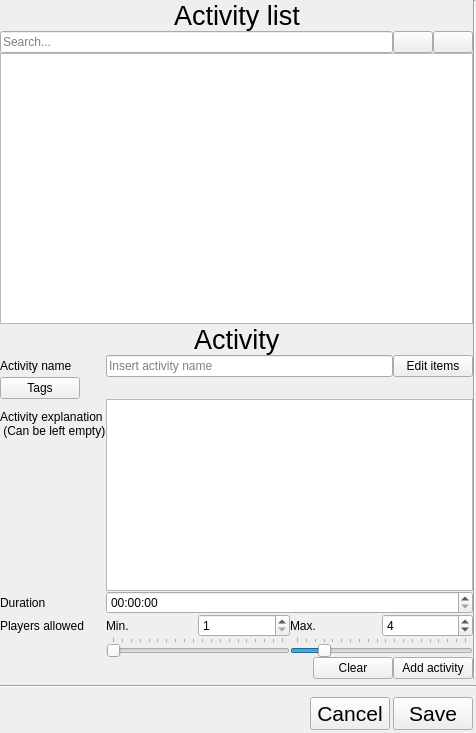
Above: mngactivity.ui from glennnys/Decided before the change. Below: the same form after it.
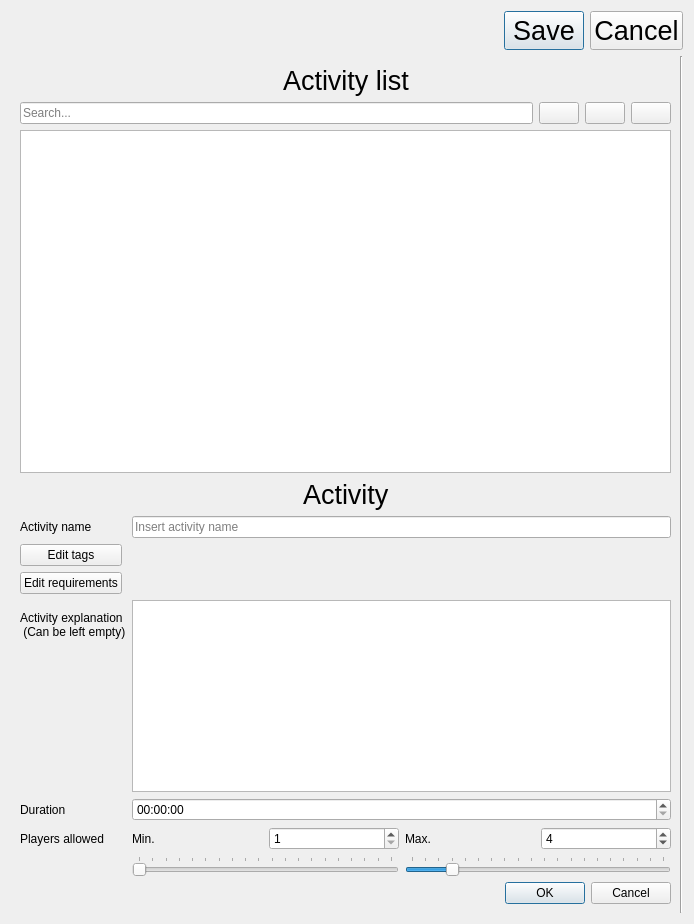
That is the form after the change. Icons and pictures are not drawn.

Diff of the .ui file:
```diff
--- a/mngactivity.ui
+++ b/mngactivity.ui
@@ -6,26 +6,26 @@
    <rect>
     <x>0</x>
     <y>0</y>
-    <width>476</width>
-    <height>733</height>
+    <width>694</width>
+    <height>924</height>
    </rect>
   </property>
   <property name="windowTitle">
    <string>Form</string>
   </property>
-  <layout class="QVBoxLayout" name="verticalLayout_2">
-   <property name="leftMargin">
-    <number>0</number>
-   </property>
-   <property name="topMargin">
-    <number>0</number>
-   </property>
-   <property name="rightMargin">
-    <number>0</number>
-   </property>
-   <property name="bottomMargin">
-    <number>0</number>
-   </property>
+  <layout class="QVBoxLayout" name="verticalLayout_3">
+   <item>
+    <widget class="QDialogButtonBox" name="saveCancelAllBtns">
+     <property name="font">
+      <font>
+       <pointsize>20</pointsize>
+      </font>
+     </property>
+     <property name="standardButtons">
+      <set>QDialogButtonBox::StandardButton::Cancel|QDialogButtonBox::StandardButton::Save</set>
+     </property>
+    </widget>
+   </item>
    <item>
     <layout class="QHBoxLayout" name="editWindowLayout">
      <property name="spacing">
@@ -34,21 +34,6 @@
      <item>
       <widget class="QWidget" name="activity_widget" native="true">
        <layout class="QVBoxLayout" name="verticalLayout">
-        <property name="spacing">
-         <number>0</number>
-        </property>
-        <property name="leftMargin">
-         <number>0</number>
-        </property>
-        <property name="topMargin">
-         <number>0</number>
-        </property>
-        <property name="rightMargin">
-         <number>0</number>
-        </property>
-        <property name="bottomMargin">
-         <number>0</number>
-        </property>
         <item>
          <layout class="QHBoxLayout" name="horizontalLayout_20">
           <item>
@@ -116,6 +101,19 @@
             </property>
            </widget>
           </item>
+          <item>
+           <widget class="QPushButton" name="editBtn">
+            <property name="toolTip">
+             <string>Edit last selected activity</string>
+            </property>
+            <property name="text">
+             <string/>
+            </property>
+            <property name="icon">
+             <iconset theme="QIcon::ThemeIcon::DocumentProperties"/>
+            </property>
+           </widget>
+          </item>
           <item>
            <widget class="QPushButton" name="delete_act_btn">
             <property name="toolTip">
@@ -185,48 +183,8 @@
             </property>
            </widget>
           </item>
-          <item row="0" column="1">
-           <layout class="QHBoxLayout" name="horizontalLayout">
-            <item>
-             <widget class="QLineEdit" name="act_name_entry">
-              <property name="minimumSize">
-               <size>
-                <width>128</width>
-                <height>0</height>
-               </size>
-              </property>
-              <property name="inputMask">
-               <string/>
-              </property>
-              <property name="text">
-               <string/>
-              </property>
-              <property name="placeholderText">
-               <string>Insert activity name</string>
-              </property>
-             </widget>
-            </item>
-            <item>
-             <widget class="QPushButton" name="edit_item_btn">
-              <property name="toolTip">
-               <string>Opens item manager panel</string>
-              </property>
-              <property name="text">
-               <string>Edit items</string>
-              </property>
-             </widget>
-            </item>
-           </layout>
-          </item>
-          <item row="1" column="0">
-           <widget class="QPushButton" name="edit_tags_btn">
-            <property name="toolTip">
-             <string>Opens tag manager panel</string>
-            </property>
-            <property name="text">
-             <string>Tags</string>
-            </property>
-           </widget>
+          <item row="1" column="1">
+           <widget class="QWidget" name="tag_holder" native="true"/>
           </item>
           <item row="2" column="0">
            <widget class="QLabel" name="label_2">
@@ -392,40 +350,57 @@
             </item>
            </layout>
           </item>
-          <item row="1" column="1">
-           <widget class="QWidget" name="tag_holder" native="true"/>
+          <item row="1" column="0">
+           <layout class="QVBoxLayout" name="verticalLayout_2">
+            <item>
+             <widget class="QPushButton" name="edit_tags_btn">
+              <property name="toolTip">
+               <string>Opens tag manager panel</string>
+              </property>
+              <property name="text">
+               <string>Edit tags</string>
+              </property>
+             </widget>
+            </item>
+            <item>
+             <widget class="QPushButton" name="edit_item_btn">
+              <property name="toolTip">
+               <string>Opens item manager panel</string>
+              </property>
+              <property name="text">
+               <string>Edit requirements</string>
+              </property>
+             </widget>
+            </item>
+           </layout>
+          </item>
+          <item row="0" column="1">
+           <widget class="QLineEdit" name="act_name_entry">
+            <property name="minimumSize">
+             <size>
+              <width>128</width>
+              <height>0</height>
+             </size>
+            </property>
+            <property name="inputMask">
+             <string/>
+            </property>
+            <property name="text">
+             <string/>
+            </property>
+            <property name="placeholderText">
+             <string>Insert activity name</string>
+            </property>
+           </widget>
           </item>
          </layout>
         </item>
         <item>
          <layout class="QHBoxLayout" name="horizontalLayout_14">
           <item>
-           <spacer name="horizontalSpacer_8">
-            <property name="orientation">
-             <enum>Qt::Orientation::Horizontal</enum>
-            </property>
-            <property name="sizeHint" stdset="0">
-             <size>
-              <width>40</width>
-              <height>20</height>
-             </size>
-            </property>
-           </spacer>
-          </item>
-          <item>
-           <widget class="QPushButton" name="cancel_act_btn">
-            <property name="toolTip">
-             <string>Clear activity creation fields</string>
-            </property>
-            <property name="text">
-             <string>Clear</string>
-            </property>
-           </widget>
-          </item>
-          <item>
-           <widget class="QPushButton" name="confirm_act_btn">
-            <property name="text">
-             <string>Add activity</string>
+           <widget class="QDialogButtonBox" name="saveCancelActBtns">
+            <property name="standardButtons">
+             <set>QDialogButtonBox::StandardButton::Cancel|QDialogButtonBox::StandardButton::Ok</set>
             </property>
            </widget>
           </item>
@@ -453,75 +428,6 @@
      </item>
     </layout>
    </item>
-   <item>
-    <widget class="Line" name="line">
-     <property name="orientation">
-      <enum>Qt::Orientation::Horizontal</enum>
-     </property>
-    </widget>
-   </item>
-   <item>
-    <layout class="QHBoxLayout" name="horizontalLayout_10">
-     <property name="spacing">
-      <number>3</number>
-     </property>
-     <property name="leftMargin">
-      <number>3</number>
-     </property>
-     <property name="topMargin">
-      <number>3</number>
-     </property>
-     <property name="rightMargin">
-      <number>3</number>
-     </property>
-     <property name="bottomMargin">
-      <number>3</number>
-     </property>
-     <item>
-      <spacer name="horizontalSpacer_5">
-       <property name="orientation">
-        <enum>Qt::Orientation::Horizontal</enum>
-       </property>
-       <property name="sizeHint" stdset="0">
-        <size>
-         <width>40</width>
-         <height>20</height>
-        </size>
-       </property>
-      </spacer>
-     </item>
-     <item>
-      <widget class="QPushButton" name="cancel_btn">
-       <property name="font">
-        <font>
-         <pointsize>16</pointsize>
-        </font>
-       </property>
-       <property name="text">
-        <string>Cancel</string>
-       </property>
-       <property name="icon">
-        <iconset theme="QIcon::ThemeIcon::ProcessStop"/>
-       </property>
-      </widget>
-     </item>
-     <item>
-      <widget class="QPushButton" name="save_btn">
-       <property name="font">
-        <font>
-         <pointsize>16</pointsize>
-        </font>
-       </property>
-       <property name="text">
-        <string>Save</string>
-       </property>
-       <property name="icon">
-        <iconset theme="QIcon::ThemeIcon::DocumentSave"/>
-       </property>
-      </widget>
-     </item>
-    </layout>
-   </item>
   </layout>
  </widget>
  <resources/>
```
